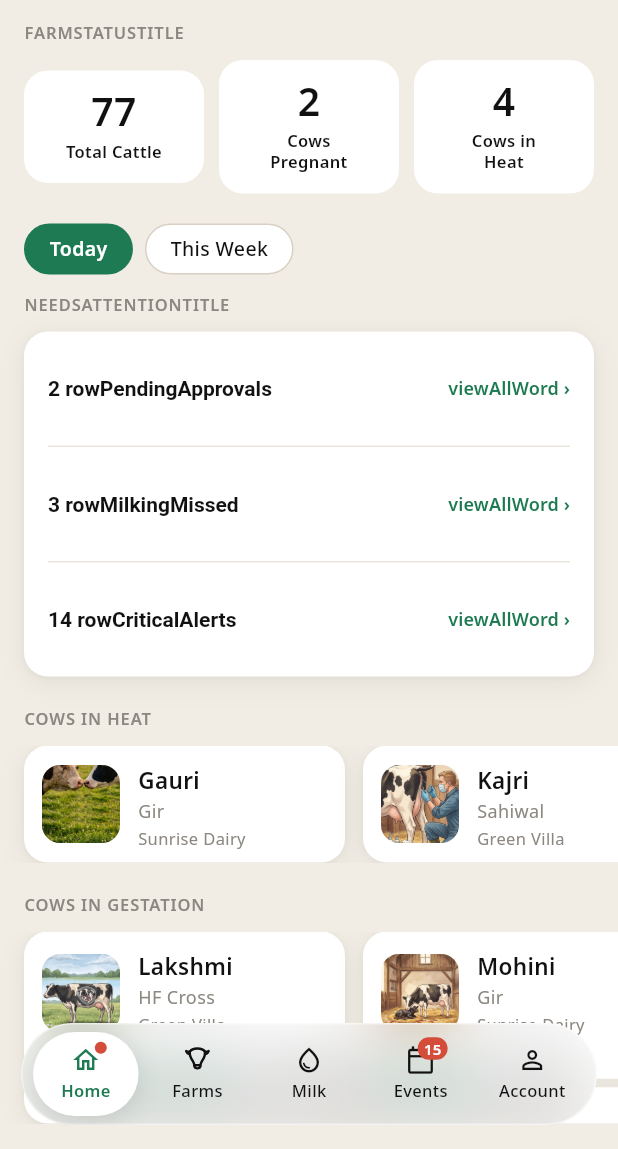
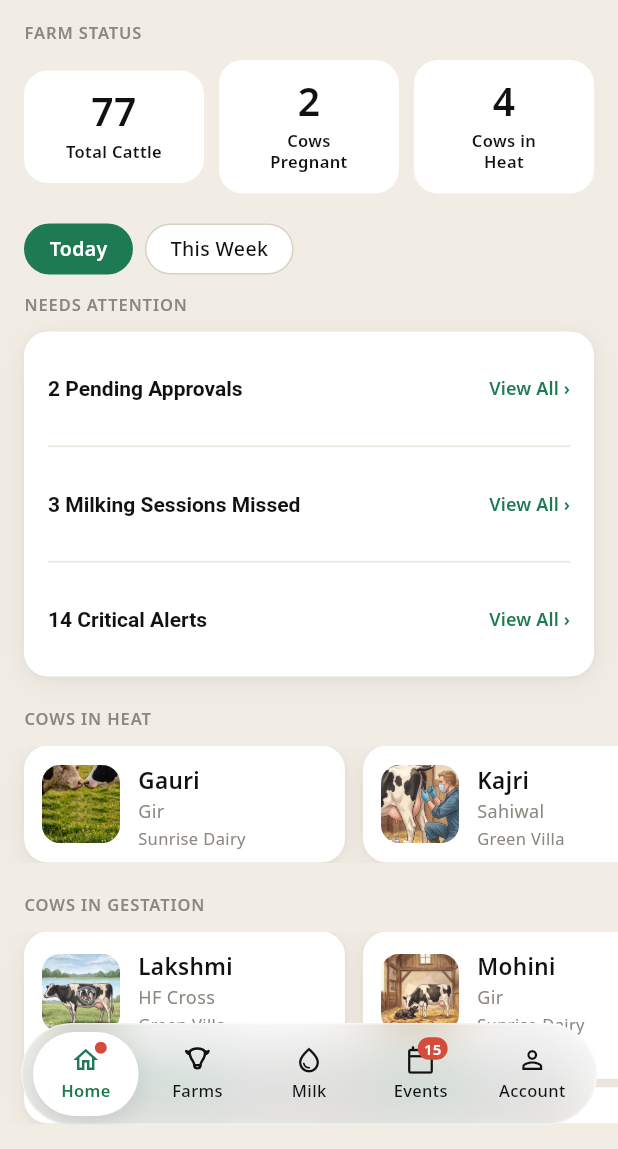
Before and after one commit to vaseey21/Vanix, a Flutter app: the DashboardScreen screen opened directly with empty values, on a phone screen of 412 x 824 dp, the part 87-1236 px from its top. Run offline on Flutter 3.47's test engine with Material 3 defaults, Android fonts, the phone set to English and light mode, and no system bars; our stand-ins replace flutter_svg, video_player; network calls fail.

Commit message:
auto: save changes

```diff
--- a/flutter_app/lib/i18n/farm_strings.dart
+++ b/flutter_app/lib/i18n/farm_strings.dart
@@ -143,6 +143,13 @@ class FS {
       'homeCowsPregnant': 'Cows\nPregnant', 'homeCowsHeat': 'Cows in\nHeat', 'homePendingApprovals': 'Pending\nApprovals',
       'homeMilkingsMissed': 'Milkings\nMissed', 'homeUnresolvedAlerts': 'Unresolved\nAlerts',
       'homeCowsInHeat': 'Cows in heat', 'homeCowsInGestation': 'Cows in gestation',
+      // Dashboard — Farm Status / Needs Attention / Approvals page (Screen 03 r3)
+      'farmStatusTitle': 'Farm Status', 'needsAttentionTitle': 'Needs Attention', 'viewAllWord': 'View All',
+      'rowPendingApprovals': 'Pending Approvals', 'rowMilkingMissed': 'Milking Sessions Missed', 'rowCriticalAlerts': 'Critical Alerts',
+      'approvalsPageTitle': 'Approvals', 'approvalsPendingHeader': 'Pending Approvals', 'approvalsHistoryHeader': 'History',
+      'approvedWord': 'Approved', 'deniedWord': 'Denied', 'approveWord': 'Approve', 'denyWord': 'Deny',
+      'bucketThisWeek': 'This Week', 'bucketLastWeek': 'Last Week', 'bucketLastMonth': 'Last Month',
+      'noApprovalsWord': 'No approvals in this filter',
       // Cow action flow engine
       'eventDate': 'Event date', 'eventTime': 'Time', 'caConfirm': 'Confirm', 'caDone': 'Done',
       'caYes': 'Yes', 'caNo': 'No', 'pickVet': 'Pick a vet', 'schedVisit': 'Schedule visit',
```
